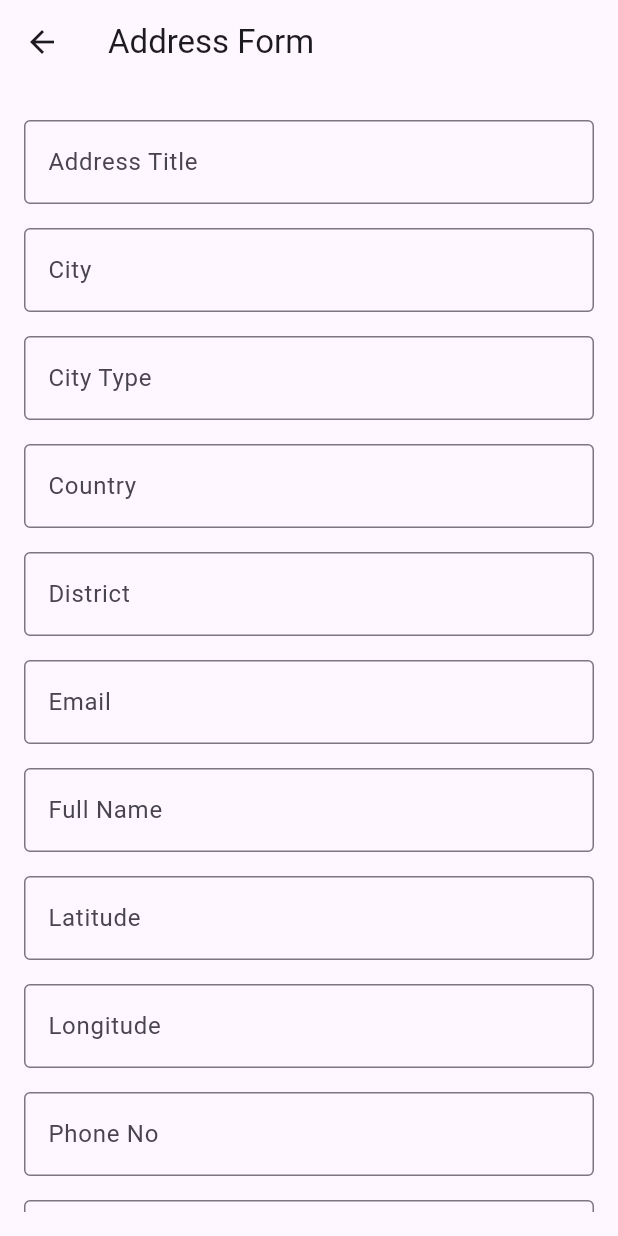
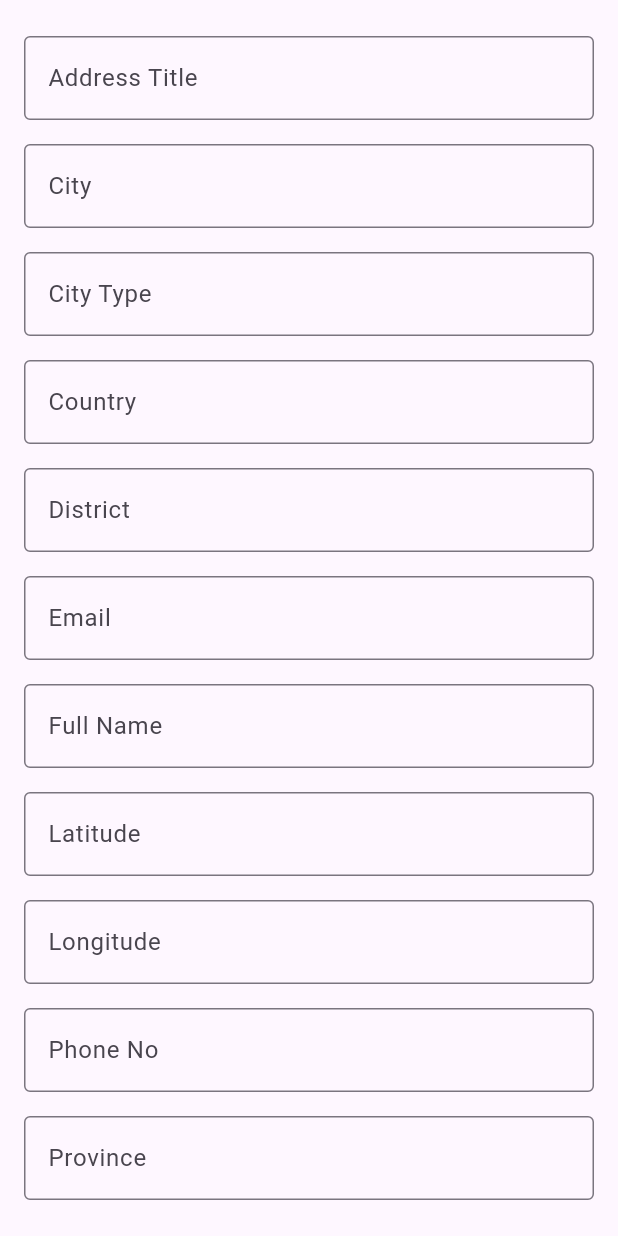
Before and after one commit to seamoonpandey/flutter-map-form, a Flutter app: the AddressForm widget shown alone on an empty page, opened directly, on a phone screen of 412 x 824 dp. Run offline on Flutter 3.47's test engine with Material 3 defaults, Android fonts, the light colour scheme and no system bars; our stand-ins replace flutter_map, geolocator, latlong2.

Commit message:
migrate form

```diff
--- a/lib/components/form.dart
+++ b/lib/screen/form_page/form.dart
@@ -30,11 +30,7 @@ class AddressFormState extends State<AddressForm> {
 
   @override
   Widget build(BuildContext context) {
-    return Scaffold(
-      appBar: AppBar(
-        title: const Text('Address Form'),
-      ),
-      body: Padding(
+    return Padding(
       padding: const EdgeInsets.all(16.0),
       child: Form(
         key: _formKey,
@@ -86,7 +82,6 @@ class AddressFormState extends State<AddressForm> {
           ],
         ),
       ),
-      ),
     );
   }
 
```
Lines whose indentation alone changed are shown as unchanged.
